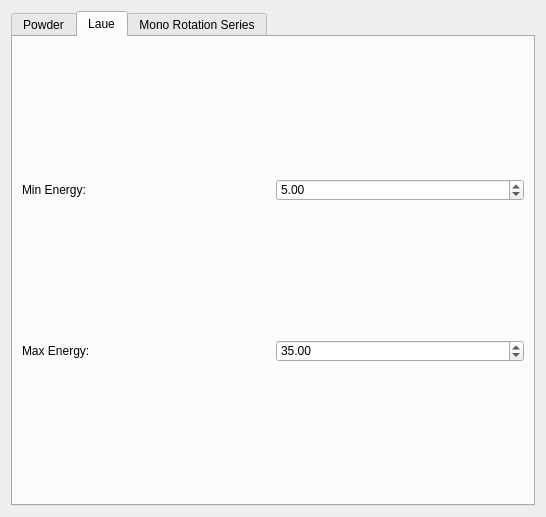
Qt form hexrd/ui/resources/ui/overlay_editor.ui (HEXRD/hexrdgui) before a commit.
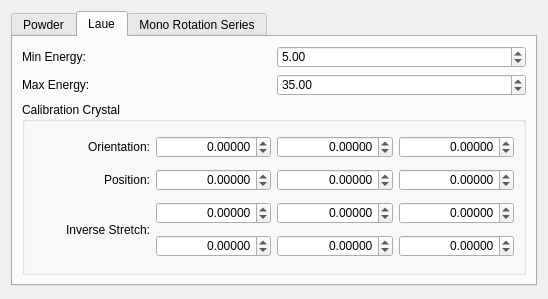
The same form after that commit. The open tabs and pages were chosen to show the change.

Commit message:
Add calibration crystal options to laue overlays
This commit also starts to pass the overlay options into the
overlay constructor as kwargs.

The edit to the form file:
```diff
--- a/hexrd/ui/resources/ui/overlay_editor.ui
+++ b/hexrd/ui/resources/ui/overlay_editor.ui
@@ -6,10 +6,16 @@
    <rect>
     <x>0</x>
     <y>0</y>
-    <width>546</width>
-    <height>517</height>
+    <width>548</width>
+    <height>299</height>
    </rect>
   </property>
+  <property name="minimumSize">
+   <size>
+    <width>0</width>
+    <height>0</height>
+   </size>
+  </property>
   <property name="windowTitle">
    <string>Edit Overlay</string>
   </property>
@@ -20,6 +26,12 @@
   <layout class="QGridLayout" name="gridLayout">
    <item row="0" column="0" colspan="2">
     <widget class="QTabWidget" name="tab_widget">
+     <property name="minimumSize">
+      <size>
+       <width>0</width>
+       <height>275</height>
+      </size>
+     </property>
      <property name="currentIndex">
       <number>0</number>
      </property>
@@ -85,6 +97,339 @@
          </property>
         </widget>
        </item>
+       <item row="2" column="0" colspan="2">
+        <widget class="QGroupBox" name="calibration_crystal_group_box">
+         <property name="title">
+          <string>Calibration Crystal</string>
+         </property>
+         <layout class="QGridLayout" name="gridLayout_3">
+          <item row="3" column="1">
+           <widget class="QDoubleSpinBox" name="laue_cc_9">
+            <property name="alignment">
+             <set>Qt::AlignRight|Qt::AlignTrailing|Qt::AlignVCenter</set>
+            </property>
+            <property name="keyboardTracking">
+             <bool>false</bool>
+            </property>
+            <property name="prefix">
+             <string/>
+            </property>
+            <property name="decimals">
+             <number>5</number>
+            </property>
+            <property name="minimum">
+             <double>-10000.000000000000000</double>
+            </property>
+            <property name="maximum">
+             <double>10000.000000000000000</double>
+            </property>
+            <property name="singleStep">
+             <double>0.100000000000000</double>
+            </property>
+           </widget>
+          </item>
+          <item row="2" column="2">
+           <widget class="QDoubleSpinBox" name="laue_cc_7">
+            <property name="alignment">
+             <set>Qt::AlignRight|Qt::AlignTrailing|Qt::AlignVCenter</set>
+            </property>
+            <property name="keyboardTracking">
+             <bool>false</bool>
+            </property>
+            <property name="prefix">
+             <string/>
+            </property>
+            <property name="decimals">
+             <number>5</number>
+            </property>
+            <property name="minimum">
+             <double>-10000.000000000000000</double>
+            </property>
+            <property name="maximum">
+             <double>10000.000000000000000</double>
+            </property>
+            <property name="singleStep">
+             <double>0.100000000000000</double>
+            </property>
+           </widget>
+          </item>
+          <item row="0" column="2">
+           <widget class="QDoubleSpinBox" name="laue_cc_1">
+            <property name="alignment">
+             <set>Qt::AlignRight|Qt::AlignTrailing|Qt::AlignVCenter</set>
+            </property>
+            <property name="keyboardTracking">
+             <bool>false</bool>
+            </property>
+            <property name="prefix">
+             <string/>
+            </property>
+            <property name="decimals">
+             <number>5</number>
+            </property>
+            <property name="minimum">
+             <double>-10000.000000000000000</double>
+            </property>
+            <property name="maximum">
+             <double>10000.000000000000000</double>
+            </property>
+            <property name="singleStep">
+             <double>0.100000000000000</double>
+            </property>
+           </widget>
+          </item>
+          <item row="1" column="3">
+           <widget class="QDoubleSpinBox" name="laue_cc_5">
+            <property name="alignment">
+             <set>Qt::AlignRight|Qt::AlignTrailing|Qt::AlignVCenter</set>
+            </property>
+            <property name="keyboardTracking">
+             <bool>false</bool>
+            </property>
+            <property name="decimals">
+             <number>5</number>
+            </property>
+            <property name="minimum">
+             <double>-10000.000000000000000</double>
+            </property>
+            <property name="maximum">
+             <double>10000.000000000000000</double>
+            </property>
+            <property name="singleStep">
+             <double>0.100000000000000</double>
+            </property>
+           </widget>
+          </item>
+          <item row="2" column="3">
+           <widget class="QDoubleSpinBox" name="laue_cc_8">
+            <property name="alignment">
+             <set>Qt::AlignRight|Qt::AlignTrailing|Qt::AlignVCenter</set>
+            </property>
+            <property name="keyboardTracking">
+             <bool>false</bool>
+            </property>
+            <property name="prefix">
+             <string/>
+            </property>
+            <property name="decimals">
+             <number>5</number>
+            </property>
+            <property name="minimum">
+             <double>-10000.000000000000000</double>
+            </property>
+            <property name="maximum">
+             <double>10000.000000000000000</double>
+            </property>
+            <property name="singleStep">
+             <double>0.100000000000000</double>
+            </property>
+           </widget>
+          </item>
+          <item row="3" column="3">
+           <widget class="QDoubleSpinBox" name="laue_cc_11">
+            <property name="alignment">
+             <set>Qt::AlignRight|Qt::AlignTrailing|Qt::AlignVCenter</set>
+            </property>
+            <property name="keyboardTracking">
+             <bool>false</bool>
+            </property>
+            <property name="prefix">
+             <string/>
+            </property>
+            <property name="decimals">
+             <number>5</number>
+            </property>
+            <property name="minimum">
+             <double>-10000.000000000000000</double>
+            </property>
+            <property name="maximum">
+             <double>10000.000000000000000</double>
+            </property>
+            <property name="singleStep">
+             <double>0.100000000000000</double>
+            </property>
+           </widget>
+          </item>
+          <item row="1" column="2">
+           <widget class="QDoubleSpinBox" name="laue_cc_4">
+            <property name="alignment">
+             <set>Qt::AlignRight|Qt::AlignTrailing|Qt::AlignVCenter</set>
+            </property>
+            <property name="keyboardTracking">
+             <bool>false</bool>
+            </property>
+            <property name="decimals">
+             <number>5</number>
+            </property>
+            <property name="minimum">
+             <double>-10000.000000000000000</double>
+            </property>
+            <property name="maximum">
+             <double>10000.000000000000000</double>
+            </property>
+            <property name="singleStep">
+             <double>0.100000000000000</double>
+            </property>
+           </widget>
+          </item>
+          <item row="3" column="2">
+           <widget class="QDoubleSpinBox" name="laue_cc_10">
+            <property name="alignment">
+             <set>Qt::AlignRight|Qt::AlignTrailing|Qt::AlignVCenter</set>
+            </property>
+            <property name="keyboardTracking">
+             <bool>false</bool>
+            </property>
+            <property name="prefix">
+             <string/>
+            </property>
+            <property name="decimals">
+             <number>5</number>
+            </property>
+            <property name="minimum">
+             <double>-10000.000000000000000</double>
+            </property>
+            <property name="maximum">
+             <double>10000.000000000000000</double>
+            </property>
+            <property name="singleStep">
+             <double>0.100000000000000</double>
+            </property>
+           </widget>
+          </item>
+          <item row="1" column="1">
+           <widget class="QDoubleSpinBox" name="laue_cc_3">
+            <property name="alignment">
+             <set>Qt::AlignRight|Qt::AlignTrailing|Qt::AlignVCenter</set>
+            </property>
+            <property name="keyboardTracking">
+             <bool>false</bool>
+            </property>
+            <property name="decimals">
+             <number>5</number>
+            </property>
+            <property name="minimum">
+             <double>-10000.000000000000000</double>
+            </property>
+            <property name="maximum">
+             <double>10000.000000000000000</double>
+            </property>
+            <property name="singleStep">
+             <double>0.100000000000000</double>
+            </property>
+           </widget>
+          </item>
+          <item row="2" column="1">
+           <widget class="QDoubleSpinBox" name="laue_cc_6">
+            <property name="alignment">
+             <set>Qt::AlignRight|Qt::AlignTrailing|Qt::AlignVCenter</set>
+            </property>
+            <property name="keyboardTracking">
+             <bool>false</bool>
+            </property>
+            <property name="prefix">
+             <string/>
+            </property>
+            <property name="suffix">
+             <string/>
+            </property>
+            <property name="decimals">
+             <number>5</number>
+            </property>
+            <property name="minimum">
+             <double>-10000.000000000000000</double>
+            </property>
+            <property name="maximum">
+             <double>10000.000000000000000</double>
+            </property>
+            <property name="singleStep">
+             <double>0.100000000000000</double>
+            </property>
+           </widget>
+          </item>
+          <item row="0" column="1">
+           <widget class="QDoubleSpinBox" name="laue_cc_0">
+            <property name="alignment">
+             <set>Qt::AlignRight|Qt::AlignTrailing|Qt::AlignVCenter</set>
+            </property>
+            <property name="keyboardTracking">
+             <bool>false</bool>
+            </property>
+            <property name="prefix">
+             <string/>
+            </property>
+            <property name="decimals">
+             <number>5</number>
+            </property>
+            <property name="minimum">
+             <double>-10000.000000000000000</double>
+            </property>
+            <property name="maximum">
+             <double>10000.000000000000000</double>
+            </property>
+            <property name="singleStep">
+             <double>0.100000000000000</double>
+            </property>
+           </widget>
+          </item>
+          <item row="0" column="3">
+           <widget class="QDoubleSpinBox" name="laue_cc_2">
+            <property name="alignment">
+             <set>Qt::AlignRight|Qt::AlignTrailing|Qt::AlignVCenter</set>
+            </property>
+            <property name="keyboardTracking">
+             <bool>false</bool>
+            </property>
+            <property name="prefix">
+             <string/>
+            </property>
+            <property name="decimals">
+             <number>5</number>
+            </property>
+            <property name="minimum">
+             <double>-10000.000000000000000</double>
+            </property>
+            <property name="maximum">
+             <double>10000.000000000000000</double>
+            </property>
+            <property name="singleStep">
+             <double>0.100000000000000</double>
+            </property>
+           </widget>
+          </item>
+          <item row="0" column="0">
+           <widget class="QLabel" name="label_2">
+            <property name="text">
+             <string>Orientation:</string>
+            </property>
+            <property name="alignment">
+             <set>Qt::AlignRight|Qt::AlignTrailing|Qt::AlignVCenter</set>
+            </property>
+           </widget>
+          </item>
+          <item row="1" column="0">
+           <widget class="QLabel" name="label_3">
+            <property name="text">
+             <string>Position:</string>
+            </property>
+            <property name="alignment">
+             <set>Qt::AlignRight|Qt::AlignTrailing|Qt::AlignVCenter</set>
+            </property>
+           </widget>
+          </item>
+          <item row="2" column="0" rowspan="2">
+           <widget class="QLabel" name="label_4">
+            <property name="text">
+             <string>Inverse Stretch:</string>
+            </property>
+            <property name="alignment">
+             <set>Qt::AlignRight|Qt::AlignTrailing|Qt::AlignVCenter</set>
+            </property>
+           </widget>
+          </item>
+         </layout>
+        </widget>
+       </item>
       </layout>
      </widget>
      <widget class="QWidget" name="mono_rotation_series_tab">
@@ -94,6 +439,19 @@
      </widget>
     </widget>
    </item>
+   <item row="1" column="0" colspan="2">
+    <spacer name="verticalSpacer">
+     <property name="orientation">
+      <enum>Qt::Vertical</enum>
+     </property>
+     <property name="sizeHint" stdset="0">
+      <size>
+       <width>20</width>
+       <height>40</height>
+      </size>
+     </property>
+    </spacer>
+   </item>
   </layout>
  </widget>
  <tabstops>
```
Left out of the diff: 46 changed lines with no effect on the pictures. The commit also changes 5 other files.
